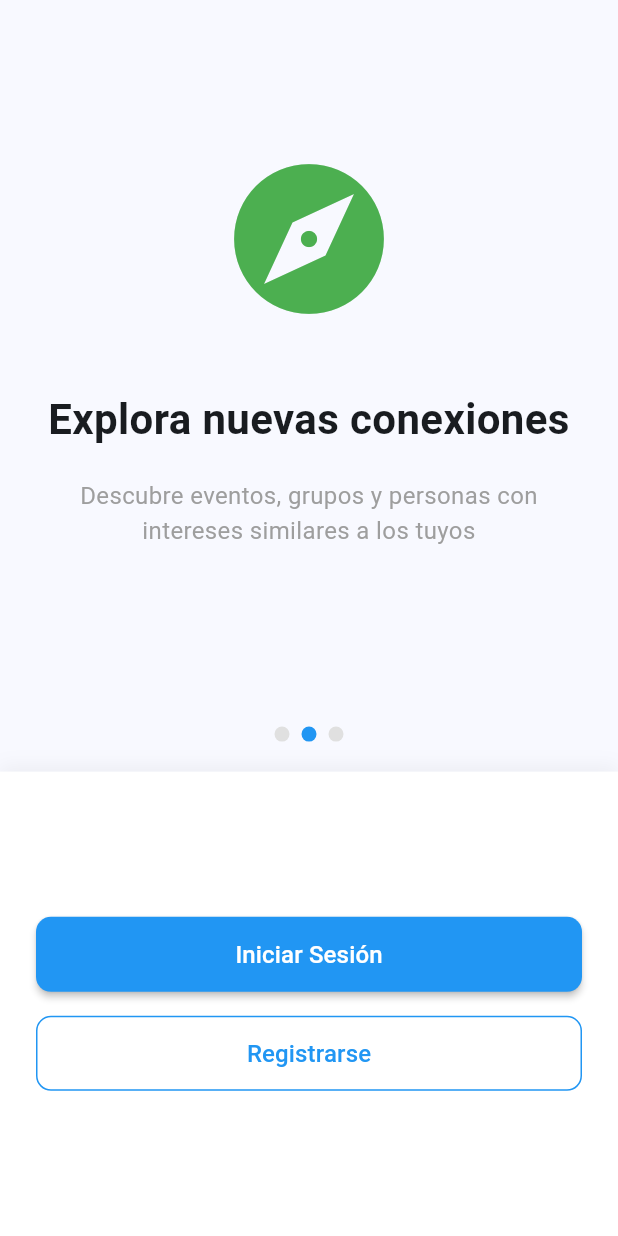
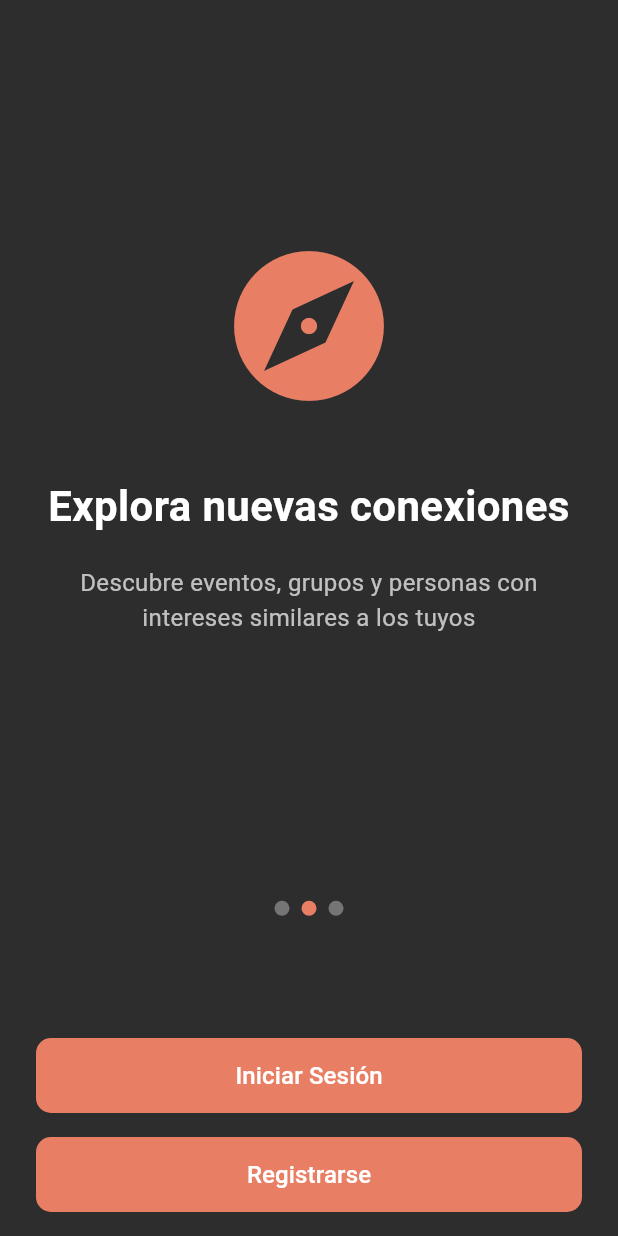
Before and after one commit to jaanque/Cercle, a Flutter app: the screen it shows after launch, swiped to page 2, on a phone screen of 412 x 824 dp. Run offline on Flutter 3.47's test engine with Material 3 defaults, Android fonts, the phone set to English and light mode, and no system bars; our stand-ins replace email_validator, shared_preferences, supabase_flutter; accounts and stored records are empty.

Commit message:
MOD // UI

```diff
--- a/lib/screens/onboarding_screen.dart
+++ b/lib/screens/onboarding_screen.dart
@@ -13,24 +13,28 @@ class _OnboardingScreenState extends State<OnboardingScreen> {
   final PageController _pageController = PageController();
   int _currentPage = 0;
 
+  // Color principal según la imagen de referencia
+  final Color _primaryColor = const Color(0xFFE87F65); // Color coral/naranja
+  final Color _backgroundColor = const Color(0xFF2D2D2D); // Color de fondo oscuro
+
   final List<OnboardingPage> _pages = [
     OnboardingPage(
       title: 'Bienvenido a Cercle',
       description: 'Conecta con las personas que te importan y comparte momentos especiales',
       image: Icons.group,
-      color: Colors.blue,
+      color: const Color(0xFFE87F65),
     ),
     OnboardingPage(
       title: 'Explora nuevas conexiones',
       description: 'Descubre eventos, grupos y personas con intereses similares a los tuyos',
       image: Icons.explore,
-      color: Colors.green,
+      color: const Color(0xFFE87F65),
     ),
     OnboardingPage(
       title: 'Privacidad y seguridad',
       description: 'Tu información está segura, tú decides qué compartir y con quién',
       image: Icons.security,
-      color: Colors.purple,
+      color: const Color(0xFFE87F65),
     ),
   ];
 
@@ -49,10 +53,11 @@ class _OnboardingScreenState extends State<OnboardingScreen> {
   @override
   Widget build(BuildContext context) {
     return Scaffold(
+      backgroundColor: _backgroundColor,
       body: SafeArea(
         child: Column(
           children: [
-            // Área del slider (parte superior, 60% de la pantalla)
+            // Área del slider (parte superior)
             Expanded(
               flex: 6,
               child: PageView.builder(
@@ -77,23 +82,13 @@ class _OnboardingScreenState extends State<OnboardingScreen> {
               ),
             ),
 
-            // Área de botones (parte inferior, 40% de la pantalla)
+            // Área de botones (parte inferior)
             Expanded(
-              flex: 4,
+              flex: 2,
               child: Container(
-                padding: const EdgeInsets.all(24),
-                decoration: BoxDecoration(
-                  color: Colors.white,
-                  boxShadow: [
-                    BoxShadow(
-                      color: Colors.black.withOpacity(0.05),
-                      blurRadius: 10,
-                      offset: const Offset(0, -3),
-                    ),
-                  ],
-                ),
+                padding: const EdgeInsets.symmetric(horizontal: 24, vertical: 16),
                 child: Column(
-                  mainAxisAlignment: MainAxisAlignment.center,
+                  mainAxisAlignment: MainAxisAlignment.end,
                   children: [
                     SizedBox(
                       width: double.infinity,
@@ -107,8 +102,9 @@ class _OnboardingScreenState extends State<OnboardingScreen> {
                           );
                         },
                         style: ElevatedButton.styleFrom(
-                          backgroundColor: Theme.of(context).primaryColor,
+                          backgroundColor: _primaryColor,
                           foregroundColor: Colors.white,
+                          elevation: 0,
                           shape: RoundedRectangleBorder(
                             borderRadius: BorderRadius.circular(10),
                           ),
@@ -123,7 +119,7 @@ class _OnboardingScreenState extends State<OnboardingScreen> {
                     SizedBox(
                       width: double.infinity,
                       height: 50,
-                      child: OutlinedButton(
+                      child: ElevatedButton(
                         onPressed: () {
                           Navigator.of(context).pushReplacement(
                             MaterialPageRoute(
@@ -131,12 +127,10 @@ class _OnboardingScreenState extends State<OnboardingScreen> {
                             ),
                           );
                         },
-                        style: OutlinedButton.styleFrom(
-                          foregroundColor: Theme.of(context).primaryColor,
-                          side: BorderSide(
-                            color: Theme.of(context).primaryColor,
-                            width: 1,
-                          ),
+                        style: ElevatedButton.styleFrom(
+                          backgroundColor: _primaryColor,
+                          foregroundColor: Colors.white,
+                          elevation: 0,
                           shape: RoundedRectangleBorder(
                             borderRadius: BorderRadius.circular(10),
                           ),
@@ -174,6 +168,7 @@ class _OnboardingScreenState extends State<OnboardingScreen> {
             style: const TextStyle(
               fontSize: 28,
               fontWeight: FontWeight.bold,
+              color: Colors.white,
             ),
             textAlign: TextAlign.center,
           ),
@@ -182,7 +177,7 @@ class _OnboardingScreenState extends State<OnboardingScreen> {
             page.description,
             style: const TextStyle(
               fontSize: 16,
-              color: Colors.grey,
+              color: Colors.white70,
             ),
             textAlign: TextAlign.center,
           ),
@@ -199,8 +194,8 @@ class _OnboardingScreenState extends State<OnboardingScreen> {
       decoration: BoxDecoration(
         shape: BoxShape.circle,
         color: _currentPage == index
-            ? Theme.of(context).primaryColor
-            : Colors.grey.shade300,
+            ? _primaryColor
+            : Colors.grey.shade600,
       ),
     );
   }
--- a/lib/screens/profile_screen.dart
+++ b/lib/screens/profile_screen.dart
@@ -64,7 +64,7 @@ class ProfileScreen extends StatelessWidget {
                   ListTile(
                     leading: Icon(Icons.email),
                     title: Text('Correo electrónico'),
-                    subtitle: Text('usuario@example.com'),
+                    subtitle: Text('jhondoe@example.com'),
                   ),
                   ListTile(
                     leading: Icon(Icons.calendar_today),
```
